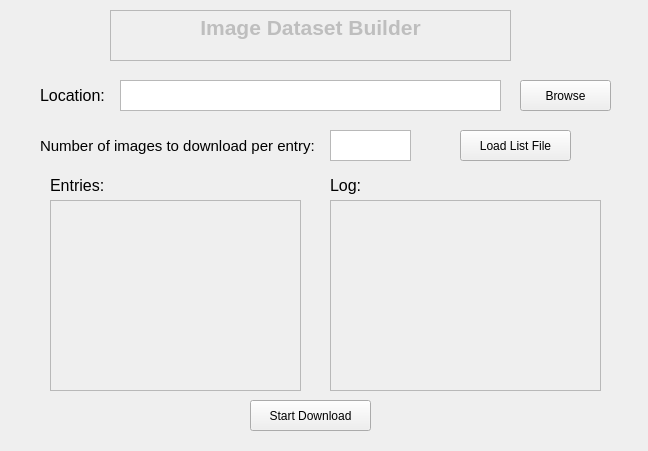
This is form.ui in VishalRashmika/Image-Dataset-Builder as Qt 5 draws it before an edit. The edited form follows.
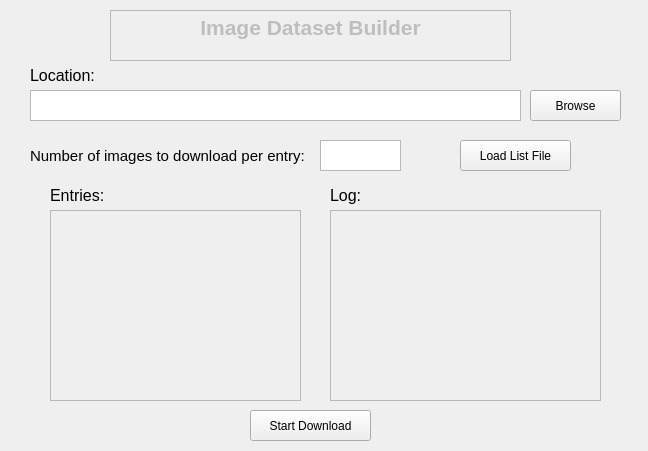
This is the edited form.

The edit to the form file:
```diff
--- a/form.ui
+++ b/form.ui
@@ -39,8 +39,8 @@
   <widget class="QLabel" name="label">
    <property name="geometry">
     <rect>
-     <x>40</x>
-     <y>80</y>
+     <x>30</x>
+     <y>60</y>
      <width>81</width>
      <height>31</height>
     </rect>
@@ -57,18 +57,24 @@
   <widget class="QTextEdit" name="txtLocation">
    <property name="geometry">
     <rect>
-     <x>120</x>
-     <y>80</y>
-     <width>381</width>
+     <x>30</x>
+     <y>90</y>
+     <width>491</width>
      <height>31</height>
     </rect>
    </property>
+   <property name="verticalScrollBarPolicy">
+    <enum>Qt::ScrollBarAlwaysOff</enum>
+   </property>
+   <property name="horizontalScrollBarPolicy">
+    <enum>Qt::ScrollBarAlwaysOff</enum>
+   </property>
   </widget>
   <widget class="QPushButton" name="btnBrowse">
    <property name="geometry">
     <rect>
-     <x>520</x>
-     <y>80</y>
+     <x>530</x>
+     <y>90</y>
      <width>91</width>
      <height>31</height>
     </rect>
@@ -84,7 +90,7 @@
    <property name="geometry">
     <rect>
      <x>50</x>
-     <y>200</y>
+     <y>210</y>
      <width>251</width>
      <height>191</height>
     </rect>
@@ -94,7 +100,7 @@
    <property name="geometry">
     <rect>
      <x>250</x>
-     <y>400</y>
+     <y>410</y>
      <width>121</width>
      <height>31</height>
     </rect>
@@ -106,8 +112,8 @@
   <widget class="QLabel" name="label_2">
    <property name="geometry">
     <rect>
-     <x>40</x>
-     <y>130</y>
+     <x>30</x>
+     <y>140</y>
      <width>311</width>
      <height>31</height>
     </rect>
@@ -124,8 +130,8 @@
   <widget class="QTextEdit" name="txtEntries">
    <property name="geometry">
     <rect>
-     <x>330</x>
-     <y>130</y>
+     <x>320</x>
+     <y>140</y>
      <width>81</width>
      <height>31</height>
     </rect>
@@ -138,7 +144,7 @@
    <property name="geometry">
     <rect>
      <x>330</x>
-     <y>200</y>
+     <y>210</y>
      <width>271</width>
      <height>191</height>
     </rect>
@@ -148,7 +154,7 @@
    <property name="geometry">
     <rect>
      <x>50</x>
-     <y>170</y>
+     <y>180</y>
      <width>81</width>
      <height>31</height>
     </rect>
@@ -166,7 +172,7 @@
    <property name="geometry">
     <rect>
      <x>330</x>
-     <y>170</y>
+     <y>180</y>
      <width>81</width>
      <height>31</height>
     </rect>
@@ -184,7 +190,7 @@
    <property name="geometry">
     <rect>
      <x>460</x>
-     <y>130</y>
+     <y>140</y>
      <width>111</width>
      <height>31</height>
     </rect>
```
Left out of the diff: 3 changed lines with no effect on the pictures.
